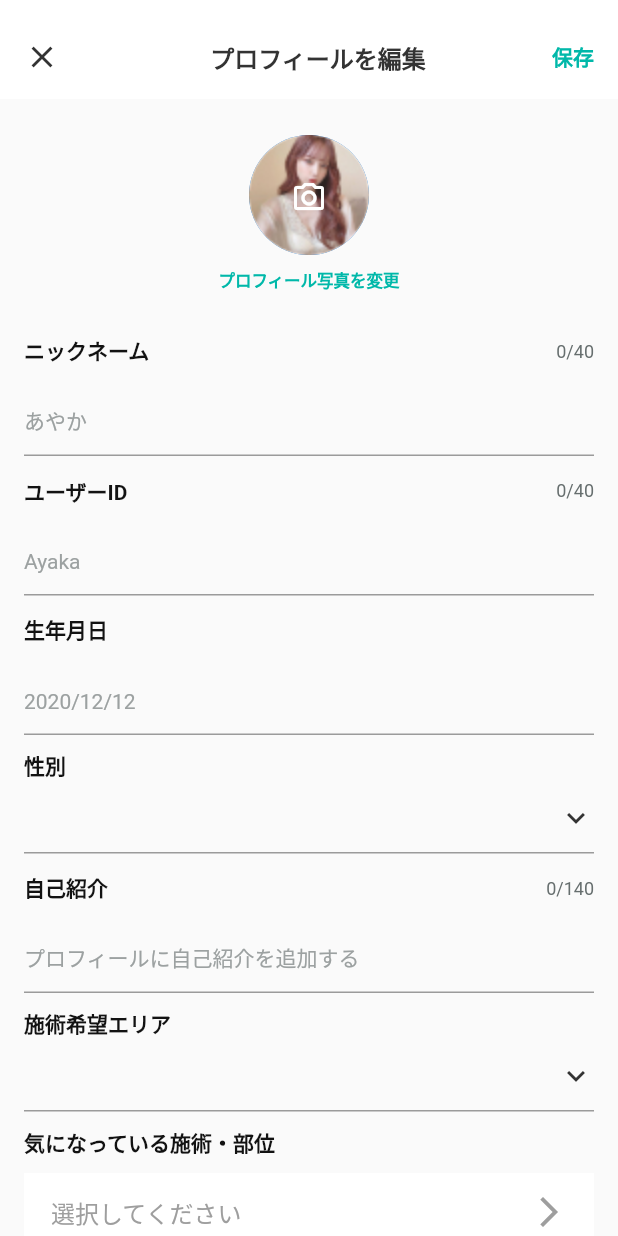
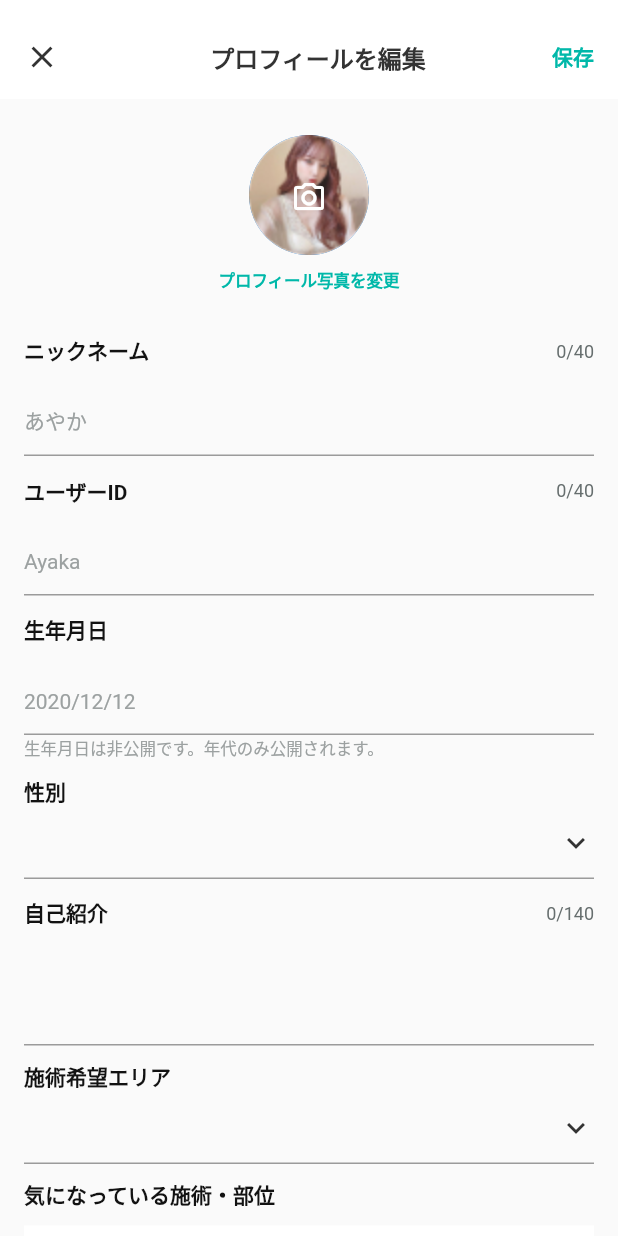
Before and after one commit to Jameshoff0712/Laxia, a Flutter app: the FixProfilePage screen opened directly, on a phone screen of 412 x 824 dp. Run offline on Flutter 3.47's test engine with Material 2 defaults, Android fonts, the phone set to English and light mode, and no system bars; our stand-ins replace cached_network_image, carousel_slider, dropdown_button2, equatable, flutter_dotenv, flutter_image_slideshow and 14 more; missing offline and left inert: extended_wrap, flutter_datetime_picker_forked, flutter_inappwebview, global_configuration, image_viewer, syncfusion_flutter_core and 1 more; accounts and stored records are empty; generated files the repository leaves out were written again; network calls fail; Roboto replaces fonts that are missing (Hiragino Kaku Gothic Pro W3); statements that could not run were skipped.

Commit message:
fix : eva_part

```diff
--- a/lib/views/pages/main/appointment/appointment.dart
+++ b/lib/views/pages/main/appointment/appointment.dart
@@ -27,6 +27,7 @@ class _AppointmentState extends State<Appointment>
     '予約済',
     '来院済',
     '施術履歴',
+    // '1234567'
   ];
   late TabController _tabController;
   bool isEmpty = true;
@@ -81,6 +82,7 @@ class _AppointmentState extends State<Appointment>
         TabBarWidget(
           tabMenus: tabMenus,
           tabController: _tabController,
+          padding: 8,
           isScrollable: false,
         ),
         Expanded(
--- a/lib/views/pages/main/mypage/fix_profile_page.dart
+++ b/lib/views/pages/main/mypage/fix_profile_page.dart
@@ -244,6 +244,15 @@ class _FixProfilePageState extends State<FixProfilePage> {
                                               width: 2.0)),
                                     ),
                                   ),
+                                  Align(
+                                    alignment: Alignment.centerLeft,
+                                    child: Text('生年月日は非公開です。年代のみ公開されます。',
+                                    style: TextStyle(
+                                          fontWeight: FontWeight.w400,
+                                          fontSize: 11,
+                                          height: 1.5,
+                                          color: Color.fromARGB(255, 156, 161, 161)),),
+                                  )
                                 ],
                               ),
                               SizedBox(
@@ -256,8 +265,9 @@ class _FixProfilePageState extends State<FixProfilePage> {
                               ),
                               InputTextWidget(
                                   labelName: "自己紹介",
-                                  placeHolder: "プロフィールに自己紹介を追加する",
-                                  maxLegnth: "140"),
+                                  placeHolder: "",
+                                  maxLegnth: "140",
+                                  maxlines: 2,),
                               SizedBox(
                                 height: 10.0,
                               ),
--- a/lib/views/pages/main/mypage/input_code_page.dart
+++ b/lib/views/pages/main/mypage/input_code_page.dart
@@ -39,11 +39,12 @@ class _InputCodePageState extends State<InputCodePage> {
                 color: Helper.titleColor,
                 size: 30,
               )),
+          elevation: 0,
         ),
         body: Column(
           children: [
             SizedBox(
-              height: 100,
+              height: 90,
             ),
             Container(
               alignment: Alignment.center,
--- a/lib/views/pages/main/mypage/input_text_widget.dart
+++ b/lib/views/pages/main/mypage/input_text_widget.dart
@@ -5,11 +5,13 @@ class InputTextWidget extends StatefulWidget {
   String labelName = '';
   String placeHolder = '';
   String maxLegnth = '';
+  final int? maxlines;
 
   InputTextWidget(
       {required this.labelName,
       required this.placeHolder,
-      required this.maxLegnth});
+      required this.maxLegnth,
+      this.maxlines = 1});
   @override
   State<InputTextWidget> createState() => _InputTextWidgetState();
 }
@@ -66,6 +68,7 @@ class _InputTextWidgetState extends State<InputTextWidget> {
             return null;
           },
           maxLength: int.parse(widget.maxLegnth),
+          maxLines: widget.maxlines,
           decoration: InputDecoration(
             contentPadding: EdgeInsets.symmetric(vertical: 12),
             hintText: widget.placeHolder,
--- a/lib/views/pages/main/mypage/invite_page.dart
+++ b/lib/views/pages/main/mypage/invite_page.dart
@@ -45,7 +45,7 @@ class _InvitePageState extends State<InvitePage> {
         body: Column(
           children: [
             SizedBox(
-              height: 45,
+              height: 35,
             ),
             Container(
               padding: EdgeInsets.symmetric(horizontal: 25),
@@ -75,7 +75,7 @@ class _InvitePageState extends State<InvitePage> {
                   style: TextStyle(
                     fontWeight: FontWeight.w400,
                     fontSize: 16,
-                    height: 1.5,
+                    height: 1.4,
                     color: Helper.blackColor,
                   ),
                 ),
--- a/lib/views/pages/main/reservation/reservation.dart
+++ b/lib/views/pages/main/reservation/reservation.dart
@@ -1227,9 +1227,9 @@ class _ReservationState extends State<Reservation> {
                                     height: 1.5)),
                           ],
                         ),
-                        SizedBox(
-                          height: 20,
-                        ),
+                        // SizedBox(
+                        //   height: 20,
+                        // ),
                       ],
                     )),
                     SizedBox(
```
Also changed, not shown: lib/views/pages/auth/registration.dart (+6 -4 lines), lib/views/pages/main/mypage/contact_page.dart (+8 -2 lines), lib/views/pages/main/mypage/mypage.dart (+6 -4 lines), lib/views/pages/main/mypage/setting_page.dart (+26 -17 lines), lib/views/widgets/chatSlot.dart (+3 -4 lines).
